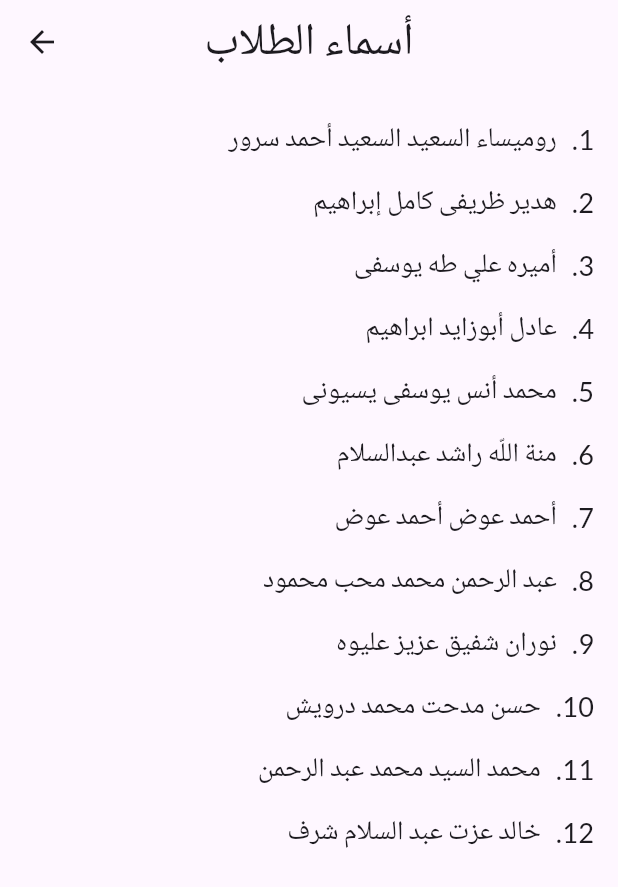
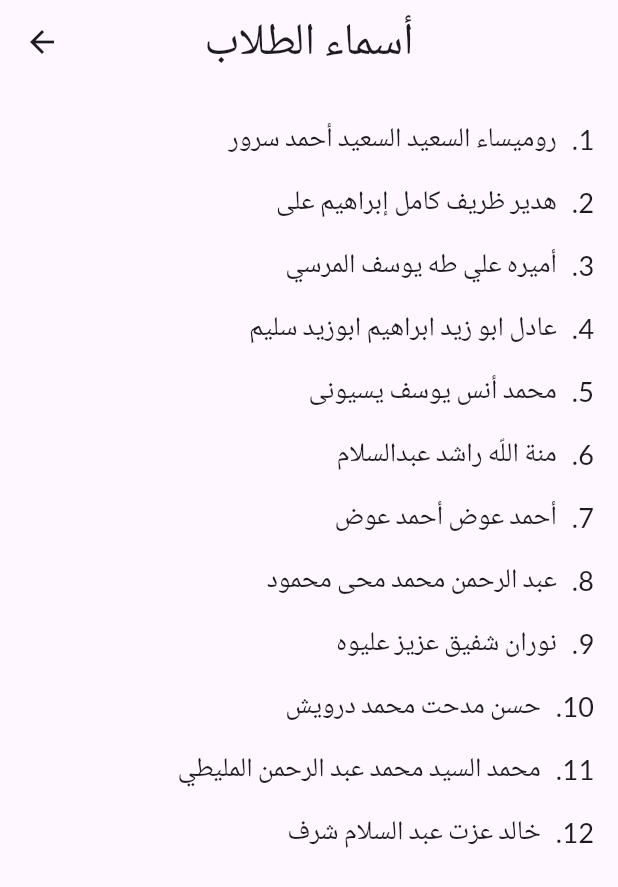
Before and after one commit to EsraaMaged22/doctor, a Flutter app: the StudentsScreen screen opened directly, on a phone screen of 412 x 824 dp. Shown: the top 887 px of the screen. Run offline on Flutter 3.47's test engine with Material 3 defaults, Android fonts, the phone set to English and light mode, and no system bars; our stand-ins replace flutter_rating_bar, flutter_svg_provider, google_fonts.

Commit message:
'updated'

```diff
--- a/lib/screens/students_screen.dart
+++ b/lib/screens/students_screen.dart
@@ -4,16 +4,16 @@ import 'package:flutter/material.dart';
 class StudentsScreen extends StatelessWidget {
   final List<String> students = [
   'روميساء السعيد السعيد أحمد سرور',
-  'هدير ظريفى كامل إبراهيم',
-  'أميره علي طه يوسفى',
-  'عادل أبوزايد ابراهيم',
-  'محمد أنس يوسفى يسيونى',
+  'هدير ظريف كامل إبراهيم على',
+  'أميره علي طه يوسف المرسي',
+  "عادل ابو زيد ابراهيم ابوزيد سليم",
+  'محمد أنس يوسف يسيونى',
   'منة اللّه راشد عبدالسلام',
       'أحمد عوض أحمد عوض',
-  'عبد الرحمن محمد محب محمود',
+  'عبد الرحمن محمد محى محمود',
   'نوران شفيق عزيز عليوه',
   'حسن مدحت محمد درويش',
-  'محمد السيد محمد عبد الرحمن',
+  'محمد السيد محمد عبد الرحمن المليطي',
   'خالد عزت عبد السلام شرف',
   ];
 
```
